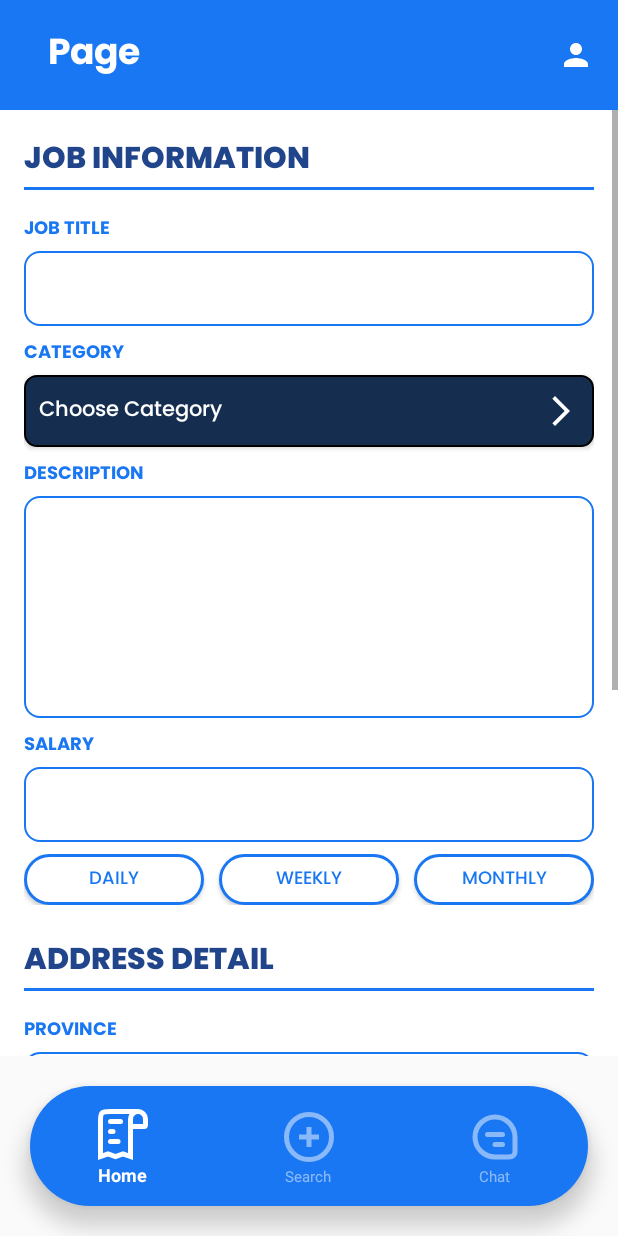
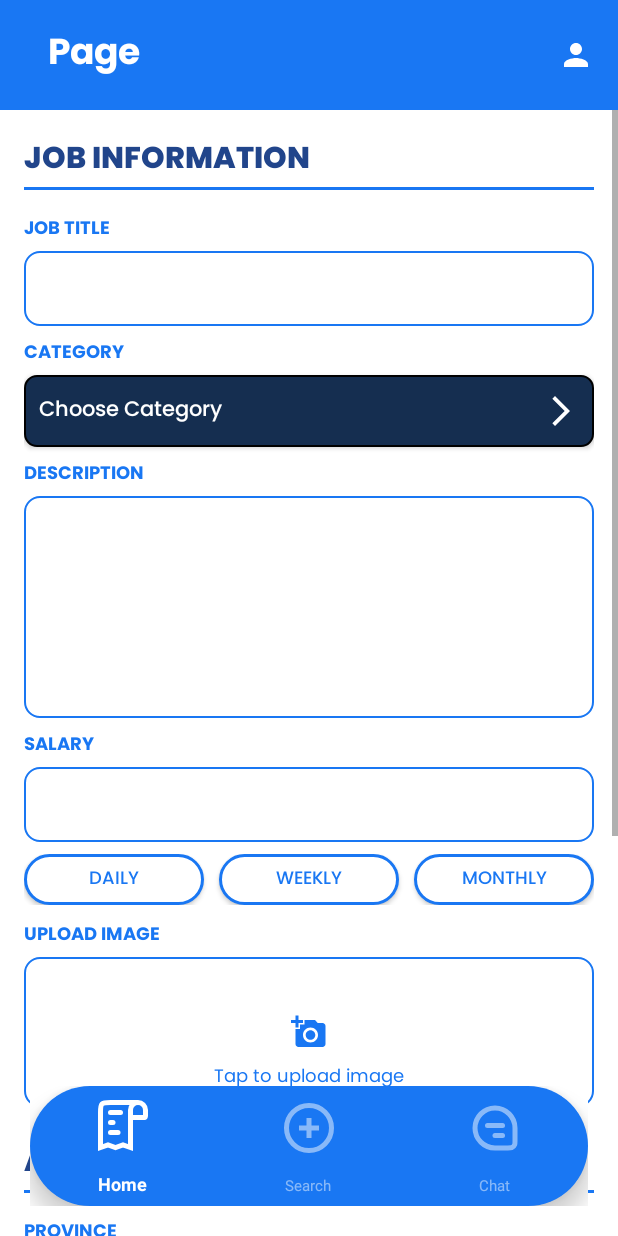
Before and after one commit to ValenciusR/Loker.In, an Android app: the fragment PelangganAddJobFragment placed in its activity, on a phone screen of 412 x 824 dp. Run offline under Robolectric (Android 15) with nearby library versions, the phone set to English and light mode, and no system bars; pictures from the network do not load.

Commit message:
feat: image and validation form

```diff
--- /dev/null
+++ b/app/src/main/res/drawable/icon_add_photo.xml
@@ -0,0 +1,5 @@
+<vector xmlns:android="http://schemas.android.com/apk/res/android" android:height="24dp" android:tint="#1977F3" android:viewportHeight="24" android:viewportWidth="24" android:width="24dp">
+
+    <path android:fillColor="@android:color/white" android:pathData="M3,4V1h2v3h3v2H5v3H3V6H0V4H3zM6,10V7h3V4h7l1.83,2H21c1.1,0 2,0.9 2,2v12c0,1.1 -0.9,2 -2,2H5c-1.1,0 -2,-0.9 -2,-2V10H6zM13,19c2.76,0 5,-2.24 5,-5s-2.24,-5 -5,-5s-5,2.24 -5,5S10.24,19 13,19zM9.8,14c0,1.77 1.43,3.2 3.2,3.2s3.2,-1.43 3.2,-3.2s-1.43,-3.2 -3.2,-3.2S9.8,12.23 9.8,14z"/>
+
+</vector>
--- a/app/src/main/res/layout/activity_pelanggan_main.xml
+++ b/app/src/main/res/layout/activity_pelanggan_main.xml
@@ -15,17 +15,21 @@
         android:layout_below="@+id/toolbar"
         android:layout_above="@id/bottomNavView"/>
 
-    <com.google.android.material.bottomnavigation.BottomNavigationView
-        android:id="@+id/bottomNavView"
+    <FrameLayout
+        android:id="@+id/bottomNavContainer"
         android:layout_width="match_parent"
-        android:layout_height="80dp"
+        android:layout_height="wrap_content"
         android:layout_alignParentBottom="true"
         android:layout_marginEnd="20dp"
         android:layout_marginStart="20dp"
         android:layout_marginTop="20dp"
         android:layout_marginBottom="20dp"
-        android:paddingHorizontal="0dp"
-        android:paddingVertical="6dp"
+        android:background="@color/white">
+
+        <com.google.android.material.bottomnavigation.BottomNavigationView
+            android:id="@+id/bottomNavView"
+            android:layout_width="match_parent"
+            android:layout_height="80dp"
             android:background="@drawable/shape_bottom_nav"
             app:menu="@menu/bottom_nav_menu"
             app:itemIconSize="40dp"
@@ -36,5 +40,6 @@
             app:itemTextAppearanceActive="@style/ActiveTextAppearance"
             app:itemTextAppearanceInactive="@style/InactiveTextAppearance"
             style="@style/RemoveRippleColor"/>
+    </FrameLayout>
 
 </RelativeLayout>
--- a/app/src/main/res/layout/fragment_pelanggan_addjob.xml
+++ b/app/src/main/res/layout/fragment_pelanggan_addjob.xml
@@ -1,6 +1,7 @@
 <?xml version="1.0" encoding="utf-8"?>
 <ScrollView
     xmlns:android="http://schemas.android.com/apk/res/android"
+    xmlns:app="http://schemas.android.com/apk/res-auto"
     android:layout_width="match_parent"
     android:layout_height="match_parent">
 
@@ -25,11 +26,12 @@
                 android:text="JOB INFORMATION"
                 android:textColor="@color/darkBlue"
                 android:textSize="20dp" />
+
             <View
                 android:layout_width="match_parent"
                 android:layout_height="2dp"
                 android:background="@color/blue"
-                android:layout_marginBottom="16dp"/>
+                android:layout_marginBottom="16dp" />
 
             <!-- JOB TITLE -->
             <TextView
@@ -40,6 +42,7 @@
                 android:text="JOB TITLE"
                 android:textColor="#1977F3"
                 android:textSize="12sp" />
+
             <EditText
                 android:id="@+id/et_job_addJob"
                 android:layout_width="match_parent"
@@ -59,6 +62,7 @@
                 android:text="CATEGORY"
                 android:textColor="#1977F3"
                 android:textSize="12sp" />
+
             <Button
                 android:id="@+id/btn_category_addJob"
                 android:layout_width="match_parent"
@@ -72,7 +76,7 @@
                 android:drawablePadding="8dp"
                 android:gravity="center_vertical|start"
                 android:text="Choose Category"
-                android:textAllCaps="false"/>
+                android:textAllCaps="false" />
 
             <!-- DESCRIPTION -->
             <TextView
@@ -83,6 +87,7 @@
                 android:text="DESCRIPTION"
                 android:textColor="#1977F3"
                 android:textSize="12sp" />
+
             <EditText
                 android:id="@+id/et_description_addJob"
                 android:layout_width="match_parent"
@@ -103,6 +108,7 @@
                 android:text="SALARY"
                 android:textColor="#1977F3"
                 android:textSize="12sp" />
+
             <EditText
                 android:id="@+id/et_salary_addJob"
                 android:layout_width="match_parent"
@@ -114,8 +120,7 @@
                 android:padding="10dp"
                 android:textColor="@color/black" />
 
-            <LinearLayout
-                xmlns:android="http://schemas.android.com/apk/res/android"
+            <LinearLayout xmlns:android="http://schemas.android.com/apk/res/android"
                 android:layout_width="match_parent"
                 android:layout_height="wrap_content"
                 android:orientation="horizontal"
@@ -162,6 +167,52 @@
                     android:textSize="12sp" />
             </LinearLayout>
 
+            <!-- UPLOAD IMAGE -->
+            <TextView
+                android:layout_width="wrap_content"
+                android:layout_height="wrap_content"
+                android:layout_marginBottom="4dp"
+                android:fontFamily="@font/poppins_bold"
+                android:text="UPLOAD IMAGE"
+                android:textColor="#1977F3"
+                android:textSize="12sp"
+                android:layout_marginTop="10dp" />
+
+            <RelativeLayout
+                android:id="@+id/upload_image_container"
+                android:layout_width="match_parent"
+                android:layout_height="100dp"
+                android:background="@drawable/shape_rounded_blue_border"
+                android:clickable="true"
+                android:focusable="true">
+
+                <ImageView
+                    android:id="@+id/iv_upload_image_icon"
+                    android:layout_width="24dp"
+                    android:layout_height="24dp"
+                    android:layout_centerInParent="true"
+                    android:src="@drawable/icon_add_photo"
+                    app:tint="@color/blue" />
+                <TextView
+                    android:id="@+id/tv_upload_image_text"
+                    android:layout_width="wrap_content"
+                    android:layout_height="wrap_content"
+                    android:layout_below="@id/iv_upload_image_icon"
+                    android:layout_centerHorizontal="true"
+                    android:layout_marginTop="8dp"
+                    android:text="Tap to upload image"
+                    android:textColor="@color/blue"
+                    android:fontFamily="@font/poppins_regular"
+                    android:textSize="12sp" />
+                <ImageView
+                    android:id="@+id/iv_uploaded_image"
+                    android:layout_width="match_parent"
+                    android:layout_height="match_parent"
+                    android:scaleType="centerCrop"
+                    android:visibility="gone" />
+            </RelativeLayout>
+
+
 
             <!-- SECTION : ADDRESS DETAIL -->
             <TextView
@@ -178,7 +229,7 @@
                 android:background="@color/blue"
                 android:layout_marginBottom="16dp"/>
 
-            <!-- PROVINCE [NEED ENHANCEMENT USE OPEN API] -->
+            <!-- PROVINCE -->
             <TextView
                 android:layout_width="wrap_content"
                 android:layout_height="wrap_content"
@@ -200,7 +251,7 @@
                 android:dropDownHorizontalOffset="10dp"
                 android:dropDownWidth="match_parent" />
 
-            <!-- REGENCY [NEED ENHANCEMENT USE OPEN API] -->
+            <!-- REGENCY -->
             <TextView
                 android:layout_width="wrap_content"
                 android:layout_height="wrap_content"
--- a/app/src/main/res/layout/fragment_pelanggan_myjob.xml
+++ b/app/src/main/res/layout/fragment_pelanggan_myjob.xml
@@ -45,6 +45,7 @@
         android:id="@+id/recyclerView"
         android:layout_width="match_parent"
         android:layout_height="match_parent"
+        android:background="@color/white"
         android:padding="16dp" />
 
 </LinearLayout>
--- a/app/src/main/res/values/themes.xml
+++ b/app/src/main/res/values/themes.xml
@@ -6,6 +6,8 @@
         <item name="colorOnPrimary">@color/white</item>
         <item name="colorSecondary">@color/blue</item>
         <item name="colorOnSecondary">@color/white</item>
+        <item name="colorOnBackground">@color/white</item>
+        <item name="colorSurface">@color/white</item>
     </style>
 
     <style name="Theme.Lokerin" parent="Base.Theme.Lokerin" />
```
Also changed, not shown: app/src/main/AndroidManifest.xml (+6 -7 lines), app/src/main/java/com/example/lokerin/PelangganAddJobFragment.java (+113 -42 lines). Lines whose indentation alone changed are shown as unchanged.
